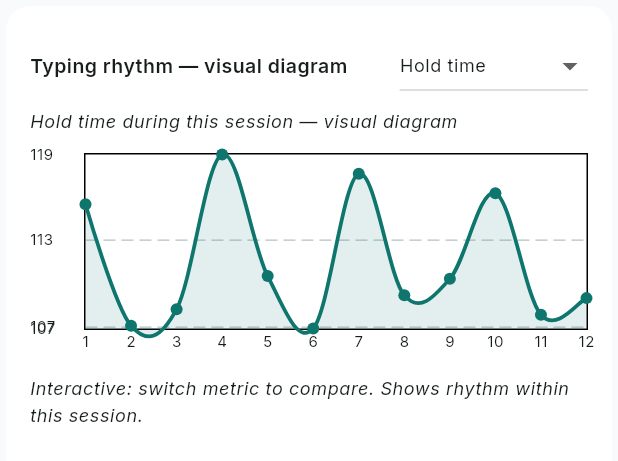
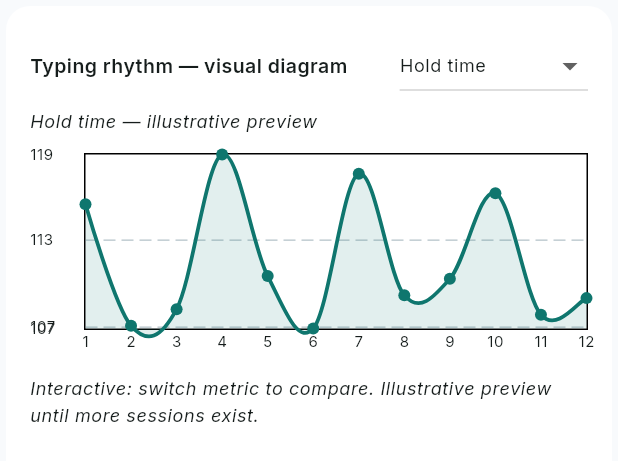
Before and after one commit to riddhibantia/parkinson-app, a Flutter app: the _Layer2MetricChart widget shown alone on an empty page, opened directly, on a phone screen of 412 x 824 dp. Shown: the top 461 px of the screen. Run offline on Flutter 3.47's test engine with Material 3 defaults, Android fonts, the phone set to English and light mode, and no system bars; drawn by our look-alikes of fl_chart; our stand-ins replace cloud_firestore, firebase_auth, firebase_core, flutter_riverpod, go_router, google_fonts and 2 more; accounts and stored records are empty.

Commit message:
Review: label Layer2 fallback charts as illustrative preview

```diff
--- a/parkinson_app/lib/features/dashboard/screens/layer2_result_screen.dart
+++ b/parkinson_app/lib/features/dashboard/screens/layer2_result_screen.dart
@@ -106,7 +106,7 @@ class _Layer2TrendChart extends ConsumerWidget {
       subtitle = 'Hold time across your recent sessions — visual diagram';
     } else {
       spots = List.generate(10, (i) => FlSpot(i.toDouble(), 108 + (i % 3 == 0 ? 5 : -3) + (i * 0.8 % 4)));
-      subtitle = 'Baseline rhythm preview — visual diagram';
+      subtitle = 'Baseline rhythm preview (illustrative) — visual diagram';
     }
     return GlassCard(
       child: Column(
--- a/parkinson_app/lib/features/dashboard/screens/layer2_session_insight_screen.dart
+++ b/parkinson_app/lib/features/dashboard/screens/layer2_session_insight_screen.dart
@@ -173,7 +173,8 @@ class _Layer2MetricChartState extends ConsumerState<_Layer2MetricChart> {
           DropdownButton<String>(value: _selected, items: [for (final m in _metrics) DropdownMenuItem(value: m, child: Text(m, style: Theme.of(context).textTheme.bodySmall))], onChanged: (v) => setState(() => _selected = v ?? _selected)),
         ]),
         const SizedBox(height: 4),
-        Text(history.length >= 2 ? '$_selected across your recent sessions' : '$_selected during this session — visual diagram',
+        Text(history.length >= 2 ? '$_selected across your recent sessions' : '$_selected — illustrative preview',
+
             style: Theme.of(context).textTheme.bodySmall?.copyWith(fontStyle: FontStyle.italic)),
         const SizedBox(height: 12),
         SizedBox(
@@ -216,7 +217,7 @@ class _Layer2MetricChartState extends ConsumerState<_Layer2MetricChart> {
           ),
         ),
         const SizedBox(height: 8),
-        Text('Interactive: switch metric to compare. ${history.length >= 2 ? 'Shows your recent sessions oldest → newest.' : 'Shows rhythm within this session.'}',
+        Text('Interactive: switch metric to compare. ${history.length >= 2 ? 'Shows your recent sessions oldest → newest.' : 'Illustrative preview until more sessions exist.'}',
             style: Theme.of(context).textTheme.bodySmall?.copyWith(fontStyle: FontStyle.italic)),
       ]),
     );
```
